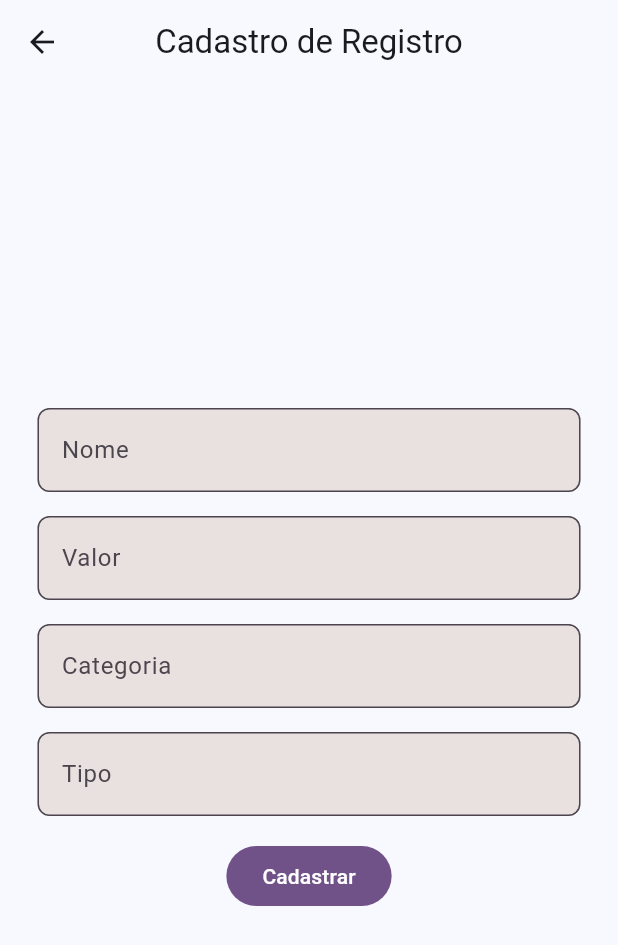
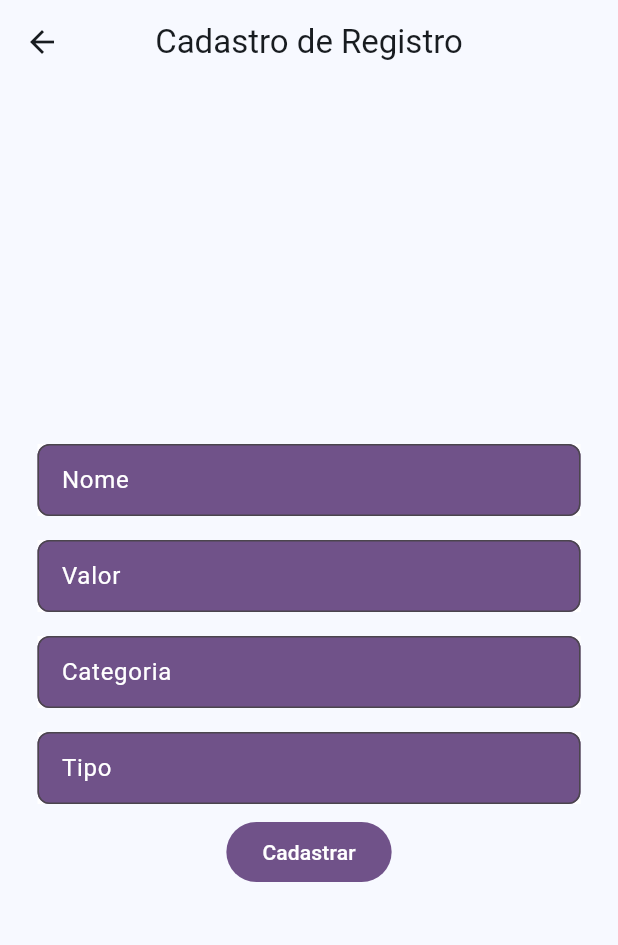
Before and after one commit to EneiasAlmeida/Gerenciador_de_financas, a Flutter app: the Listagem screen opened by its route, after a tap on the "add" icon, on a phone screen of 412 x 824 dp. Shown: the top 945 px of the screen. Run offline on Flutter 3.47's test engine with Material 3 defaults, Android fonts, the phone set to English and light mode, and no system bars; our stand-ins replace email_validator, sqflite; accounts and stored records are empty.

Commit message:
ajustou regisro_repository, criou usuario_repository e criou componente de usuario_logado

```diff
--- /dev/null
+++ b/lib/components/usuario_logado.dart
@@ -0,0 +1,24 @@
+import 'package:flutter/material.dart';
+
+
+class UsuarioLogado extends StatelessWidget {
+
+  const UsuarioLogado({super.key});
+
+ @override
+  Widget build(BuildContext context) {
+    return Row(
+      mainAxisAlignment: MainAxisAlignment.spaceBetween,
+        children: [// sempre que abrir colchetes indica que é uma lista
+          const Text('Enéias'),
+          FilledButton(
+            //colocar margin no row
+            onPressed: () {
+
+            },
+            child: const Text('Sair')
+          )
+        ]
+    );
+  }
+}
--- a/lib/models/registro.dart
+++ b/lib/models/registro.dart
@@ -12,4 +12,22 @@ class Registro {
     required this.categoria,
     required this.tipo
   });
+
+  Map<String, Object?> toMap() {// Convertendo um objeto para map
+    return {
+      'id': id,
+      'nome': nome,
+      'valor': valor,
+      'categoria': categoria,
+      'tipo': tipo
+    };
+  }
+  factory Registro.fromMap(Map<String, Object?> map) => //  convertendo um map para objeto
+  Registro(
+    id: map['id'] as int,
+    nome: map['nome'] as String,
+    valor: map['valor'] as double,
+    categoria: map['categoria'] as String,
+    tipo: map['tipo'] as String
+  );
 }
--- a/lib/shared/campo_texto_personalizado.dart
+++ b/lib/shared/campo_texto_personalizado.dart
@@ -23,16 +23,22 @@ class CampoTextoPersonalizado extends StatelessWidget {
 
   @override
   Widget build(BuildContext context) {
-    return Padding(
-      padding: const EdgeInsets.only(bottom: 16),
+    return Container(
+      margin: const EdgeInsets.symmetric(vertical: 8.0),
+      color: Theme.of(context).colorScheme.onPrimary,
+      child: Padding(
+        padding: const EdgeInsets.only(bottom: 0),
         child: TextFormField(
           validator: validator,
-        style: const TextStyle(color: Colors.black), // **Texto preto**
+          style: Theme.of(context).textTheme.bodySmall,
+          //const TextStyle(color: Colors.black), // **Texto preto**
           decoration: InputDecoration(
           labelText: label,
+          labelStyle: TextStyle(color: Theme.of(context).colorScheme.onPrimary),
           filled: true,
-        fillColor: const Color.fromARGB(255, 233, 224, 224), // **Cor de fundo cinza**
-        border: OutlineInputBorder(
+          fillColor: Theme.of(context).colorScheme.secondary,
+          //const Color.fromARGB(255, 233, 224, 224),// **Cor de fundo cinza**
+          border: OutlineInputBorder(                 //contorno da borda
             borderRadius: BorderRadius.circular(8.0), // Borda arredondada
           ),
         ),
@@ -44,8 +50,8 @@ class CampoTextoPersonalizado extends StatelessWidget {
           obscureText: isPassword,
           controller: controller,
           textInputAction: action,
-
         ),
+      )
     );
   }
 }
--- a/lib/views_telas/listagem/listagem.dart
+++ b/lib/views_telas/listagem/listagem.dart
@@ -1,5 +1,6 @@
 import 'package:flutter/material.dart';
 import 'package:gerenciador/components/registro_tile_bloco.dart';
+import 'package:gerenciador/components/usuario_logado.dart';
 import 'package:gerenciador/data/objeto_dados.dart';
 
 class Listagem extends StatelessWidget {
@@ -16,10 +17,13 @@ class Listagem extends StatelessWidget {
     return Scaffold(
       backgroundColor: Theme.of(context).colorScheme.onPrimary,
       appBar: AppBar(
-        //backgroundColor: const Color(0x00000000),
+        backgroundColor: const Color(0x00000000),
         title: const Text('Gerenciador de Finanças'),
-        titleTextStyle: Theme.of(context).textTheme.headlineMedium,
-        centerTitle: true,
+        titleTextStyle: Theme.of(context).textTheme.headlineSmall,
+        actions: const [
+          UsuarioLogado()
+        ]
+        //centerTitle: true,
       ),
       body: Padding(
         padding: const EdgeInsets.symmetric(
--- a/pubspec.yaml
+++ b/pubspec.yaml
@@ -10,6 +10,7 @@ dependencies:
   email_validator: ^3.0.0
   flutter:
     sdk: flutter
+  sqflite: ^2.3.3+1
 
 dev_dependencies:
   flutter_lints: ^4.0.0
```
Also changed, not shown: lib/repository/db_helper.dart (+28 -0 lines), lib/repository/registro_repository.dart (added, +52 -0 lines), lib/repository/usuario_repository.dart (added, +20 -0 lines), lib/views_telas/register/register.dart (+8 -8 lines), pubspec.lock. Lines whose indentation alone changed are shown as unchanged.
